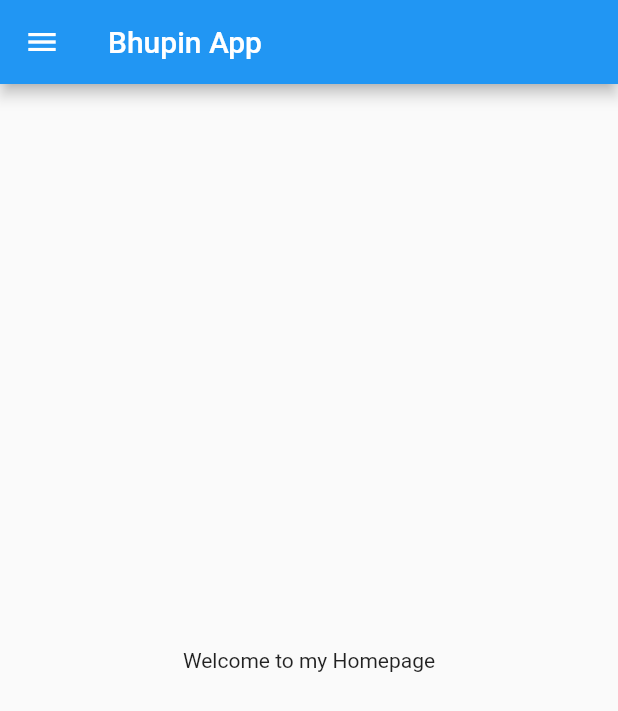
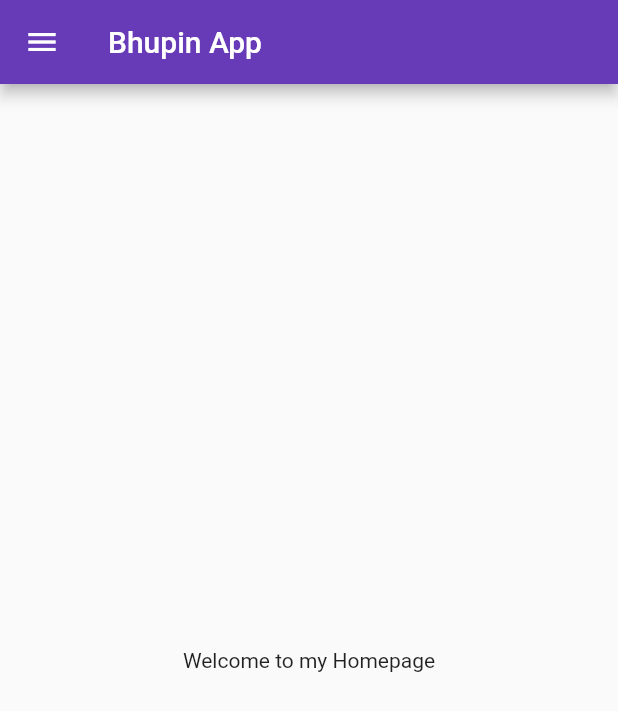
Before and after one commit to JoeTiw/First-Flutter, a Flutter app: the screen it shows after launch, on a phone screen of 412 x 824 dp. Shown: the top 711 px of the screen. Run offline on Flutter 3.47's test engine with Material 2 defaults, Android fonts, the phone set to English and light mode, and no system bars; missing offline and left inert: dart:ffi; statements that could not run were skipped.

Commit message:
Day 3 complete

```diff
--- a/lib/main.dart
+++ b/lib/main.dart
@@ -1,5 +1,6 @@
 import 'package:flutter/material.dart';
-import 'package:hello_world/home_page.dart';
+import 'package:hello_world/pages/home_page.dart';
+import 'package:hello_world/pages/login_page.dart';
 
 void main () {
   runApp(MyFirstApp());
@@ -9,7 +10,18 @@ class MyFirstApp extends StatelessWidget {
   Widget build(BuildContext context) {
 
     return MaterialApp(
-      home: HomePage(),
+
+      themeMode: ThemeMode.light,
+      theme: ThemeData(primarySwatch: Colors.deepPurple),
+      darkTheme: ThemeData(
+        brightness: Brightness.dark,
+      ),
+      initialRoute: "/home" ,
+      routes:{
+        "/" : (context) => LoginPage(),
+        "/home" : (context) => HomePage(),
+        "/login" :(context) => LoginPage()
+      } ,
     );
   }
 }
```
Also changed, not shown: lib/pages/login_page.dart (added, +19 -0 lines), lib/pages/home_page.dart (renamed from lib/home_page.dart).
